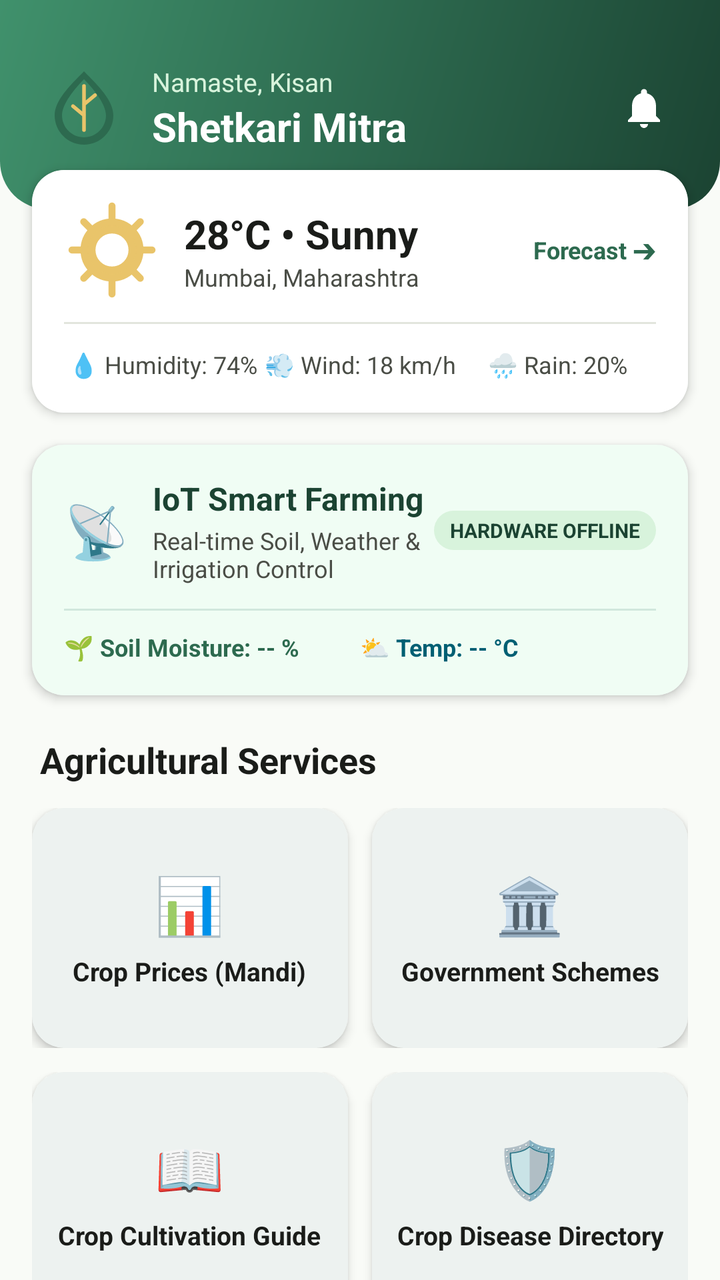
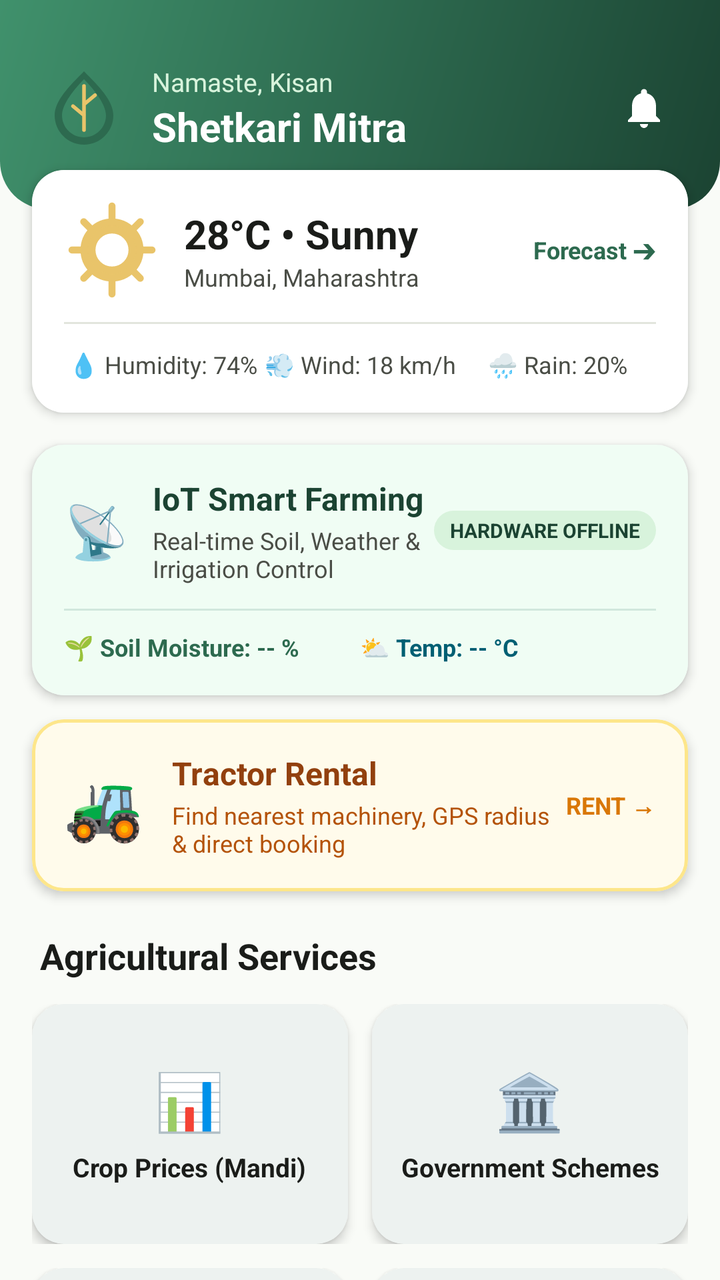

Before-and-after screenshots of an Android layout around one commit, followed by the original layout XML and the change that was made.
<!-- AndroidManifest.xml: application theme Theme.AgroSmart -->
<!-- res/layout/fragment_home.xml -->
<?xml version="1.0" encoding="utf-8"?>
<androidx.core.widget.NestedScrollView xmlns:android="http://schemas.android.com/apk/res/android"
    xmlns:app="http://schemas.android.com/apk/res-auto"
    xmlns:tools="http://schemas.android.com/tools"
    android:layout_width="match_parent"
    android:layout_height="match_parent"
    android:background="@color/bg_warm_cream">

    <LinearLayout
        android:layout_width="match_parent"
        android:layout_height="wrap_content"
        android:orientation="vertical"
        android:paddingBottom="24dp">

        
        <androidx.constraintlayout.widget.ConstraintLayout
            android:layout_width="match_parent"
            android:layout_height="wrap_content"
            android:background="@drawable/bg_gradient_header"
            android:paddingStart="20dp"
            android:paddingTop="32dp"
            android:paddingEnd="20dp"
            android:paddingBottom="28dp">

            <ImageView
                android:id="@+id/ivHeaderIcon"
                android:layout_width="44dp"
                android:layout_height="44dp"
                android:contentDescription="@string/app_name"
                android:src="@drawable/ic_leaf_logo"
                app:layout_constraintStart_toStartOf="parent"
                app:layout_constraintTop_toTopOf="parent" />

            <TextView
                android:id="@+id/tvGreeting"
                android:layout_width="wrap_content"
                android:layout_height="wrap_content"
                android:layout_marginStart="12dp"
                android:text="@string/greeting_namaste_kisan"
                android:textColor="@color/forest_green_surface"
                android:textSize="13sp"
                app:layout_constraintStart_toEndOf="@+id/ivHeaderIcon"
                app:layout_constraintTop_toTopOf="@+id/ivHeaderIcon" />

            <TextView
                android:id="@+id/tvFarmerName"
                android:layout_width="0dp"
                android:layout_height="wrap_content"
                android:layout_marginStart="12dp"
                android:layout_marginEnd="16dp"
                android:ellipsize="end"
                android:maxLines="1"
                android:text="Shetkari Mitra"
                android:textColor="@color/white"
                android:textSize="20sp"
                android:textStyle="bold"
                app:layout_constraintEnd_toStartOf="@+id/ivNotification"
                app:layout_constraintStart_toEndOf="@+id/ivHeaderIcon"
                app:layout_constraintTop_toBottomOf="@+id/tvGreeting" />

            <ImageView
                android:id="@+id/ivNotification"
                android:layout_width="36dp"
                android:layout_height="36dp"
                android:background="?attr/selectableItemBackgroundBorderless"
                android:contentDescription="Notifications"
                android:padding="6dp"
                android:src="@drawable/ic_notification"
                app:layout_constraintBottom_toBottomOf="@+id/ivHeaderIcon"
                app:layout_constraintEnd_toEndOf="parent"
                app:layout_constraintTop_toTopOf="@+id/ivHeaderIcon" />

        </androidx.constraintlayout.widget.ConstraintLayout>

        
        <com.google.android.material.card.MaterialCardView
            android:id="@+id/cardWeather"
            style="@style/Widget.AgroSmart.Card"
            android:layout_width="match_parent"
            android:layout_height="wrap_content"
            android:layout_marginStart="16dp"
            android:layout_marginTop="-20dp"
            android:layout_marginEnd="16dp"
            android:clickable="true"
            android:focusable="true">

            <LinearLayout
                android:layout_width="match_parent"
                android:layout_height="wrap_content"
                android:background="@color/white"
                android:orientation="vertical"
                android:padding="16dp">

                <LinearLayout
                    android:layout_width="match_parent"
                    android:layout_height="wrap_content"
                    android:gravity="center_vertical"
                    android:orientation="horizontal">

                    <ImageView
                        android:layout_width="48dp"
                        android:layout_height="48dp"
                        android:src="@drawable/ic_weather_sunny" />

                    <LinearLayout
                        android:layout_width="0dp"
                        android:layout_height="wrap_content"
                        android:layout_marginStart="12dp"
                        android:layout_weight="1"
                        android:orientation="vertical">

                        <TextView
                            android:id="@+id/tvWeatherTemp"
                            android:layout_width="wrap_content"
                            android:layout_height="wrap_content"
                            android:text="28°C • Sunny"
                            android:textColor="@color/text_primary"
                            android:textSize="20sp"
                            android:textStyle="bold" />

                        <TextView
                            android:id="@+id/tvWeatherLocation"
                            android:layout_width="wrap_content"
                            android:layout_height="wrap_content"
                            android:text="Mumbai, Maharashtra"
                            android:textColor="@color/text_secondary"
                            android:textSize="12sp" />
                    </LinearLayout>

                    <TextView
                        android:layout_width="wrap_content"
                        android:layout_height="wrap_content"
                        android:text="@string/forecast_arrow"
                        android:textColor="@color/forest_green_primary"
                        android:textSize="12sp"
                        android:textStyle="bold" />
                </LinearLayout>

                <View
                    android:layout_width="match_parent"
                    android:layout_height="1dp"
                    android:layout_marginTop="12dp"
                    android:layout_marginBottom="12dp"
                    android:background="@color/divider_line" />

                <LinearLayout
                    android:layout_width="match_parent"
                    android:layout_height="wrap_content"
                    android:orientation="horizontal">

                    <TextView
                        android:id="@+id/tvHumidity"
                        android:layout_width="0dp"
                        android:layout_height="wrap_content"
                        android:layout_weight="1"
                        android:gravity="center"
                        android:text="💧 Humidity: 74%"
                        android:textColor="@color/text_secondary"
                        android:textSize="12sp" />

                    <TextView
                        android:id="@+id/tvWind"
                        android:layout_width="0dp"
                        android:layout_height="wrap_content"
                        android:layout_weight="1"
                        android:gravity="center"
                        android:text="💨 Wind: 18 km/h"
                        android:textColor="@color/text_secondary"
                        android:textSize="12sp" />

                    <TextView
                        android:id="@+id/tvRain"
                        android:layout_width="0dp"
                        android:layout_height="wrap_content"
                        android:layout_weight="1"
                        android:gravity="center"
                        android:text="🌧️ Rain: 20%"
                        android:textColor="@color/text_secondary"
                        android:textSize="12sp" />
                </LinearLayout>

            </LinearLayout>
        </com.google.android.material.card.MaterialCardView>

        
        <com.google.android.material.card.MaterialCardView
            android:id="@+id/cardIotSmartFarming"
            style="@style/Widget.AgroSmart.Card"
            android:layout_width="match_parent"
            android:layout_height="wrap_content"
            android:layout_marginStart="16dp"
            android:layout_marginTop="16dp"
            android:layout_marginEnd="16dp"
            android:clickable="true"
            android:focusable="true">

            <LinearLayout
                android:layout_width="match_parent"
                android:layout_height="wrap_content"
                android:background="@drawable/bg_rounded_card"
                android:backgroundTint="#F0FDF4"
                android:orientation="vertical"
                android:padding="16dp">

                <LinearLayout
                    android:layout_width="match_parent"
                    android:layout_height="wrap_content"
                    android:gravity="center_vertical"
                    android:orientation="horizontal">

                    <TextView
                        android:layout_width="wrap_content"
                        android:layout_height="wrap_content"
                        android:text="📡"
                        android:textSize="26sp" />

                    <LinearLayout
                        android:layout_width="0dp"
                        android:layout_height="wrap_content"
                        android:layout_marginStart="12dp"
                        android:layout_weight="1"
                        android:orientation="vertical">

                        <TextView
                            android:layout_width="wrap_content"
                            android:layout_height="wrap_content"
                            android:text="@string/title_iot_dashboard"
                            android:textColor="@color/forest_green_dark"
                            android:textSize="16sp"
                            android:textStyle="bold" />

                        <TextView
                            android:layout_width="wrap_content"
                            android:layout_height="wrap_content"
                            android:layout_marginTop="2dp"
                            android:text="@string/subtitle_iot_dashboard"
                            android:textColor="@color/text_secondary"
                            android:textSize="12sp" />
                    </LinearLayout>

                    <TextView
                        android:id="@+id/tvIotBadge"
                        android:layout_width="wrap_content"
                        android:layout_height="wrap_content"
                        android:background="@drawable/bg_rounded_card"
                        android:backgroundTint="@color/forest_green_surface"
                        android:paddingStart="8dp"
                        android:paddingTop="3dp"
                        android:paddingEnd="8dp"
                        android:paddingBottom="3dp"
                        android:text="@string/hardware_offline"
                        android:textColor="@color/forest_green_dark"
                        android:textSize="10sp"
                        android:textStyle="bold" />
                </LinearLayout>

                <View
                    android:layout_width="match_parent"
                    android:layout_height="1dp"
                    android:layout_marginTop="12dp"
                    android:layout_marginBottom="10dp"
                    android:background="#D1E7DD" />

                <LinearLayout
                    android:layout_width="match_parent"
                    android:layout_height="wrap_content"
                    android:gravity="center_vertical"
                    android:orientation="horizontal">

                    <TextView
                        android:id="@+id/tvIotMoisture"
                        android:layout_width="0dp"
                        android:layout_height="wrap_content"
                        android:layout_weight="1"
                        android:text="🌱 Soil Moisture: -- %"
                        android:textColor="@color/forest_green_primary"
                        android:textSize="12sp"
                        android:textStyle="bold" />

                    <TextView
                        android:id="@+id/tvIotTemp"
                        android:layout_width="0dp"
                        android:layout_height="wrap_content"
                        android:layout_weight="1"
                        android:text="⛅ Temp: -- °C"
                        android:textColor="@color/deep_teal"
                        android:textSize="12sp"
                        android:textStyle="bold" />


                </LinearLayout>
            </LinearLayout>
        </com.google.android.material.card.MaterialCardView>

        
        <TextView
            android:layout_width="wrap_content"
            android:layout_height="wrap_content"
            android:layout_marginStart="20dp"
            android:layout_marginTop="20dp"
            android:layout_marginBottom="12dp"
            android:text="@string/agricultural_services"
            android:textColor="@color/text_primary"
            android:textSize="18sp"
            android:textStyle="bold" />

        
        <LinearLayout
            android:layout_width="match_parent"
            android:layout_height="wrap_content"
            android:orientation="horizontal"
            android:paddingStart="16dp"
            android:paddingEnd="16dp">

            
            <com.google.android.material.card.MaterialCardView
                android:id="@+id/cardCropPrices"
                style="@style/Widget.AgroSmart.Card"
                android:layout_width="0dp"
                android:layout_height="120dp"
                android:layout_marginEnd="6dp"
                android:layout_weight="1"
                android:clickable="true"
                android:focusable="true">

                <LinearLayout
                    android:layout_width="match_parent"
                    android:layout_height="match_parent"
                    android:gravity="center"
                    android:orientation="vertical"
                    android:padding="12dp">

                    <TextView
                        android:layout_width="wrap_content"
                        android:layout_height="wrap_content"
                        android:text="📊"
                        android:textSize="28sp" />

                    <TextView
                        android:layout_width="wrap_content"
                        android:layout_height="wrap_content"
                        android:layout_marginTop="6dp"
                        android:gravity="center"
                        android:text="@string/crop_prices"
                        android:textColor="@color/text_primary"
                        android:textSize="13sp"
                        android:textStyle="bold" />
                </LinearLayout>
            </com.google.android.material.card.MaterialCardView>

            
            <com.google.android.material.card.MaterialCardView
                android:id="@+id/cardSchemes"
                style="@style/Widget.AgroSmart.Card"
                android:layout_width="0dp"
                android:layout_height="120dp"
                android:layout_marginStart="6dp"
                android:layout_weight="1"
                android:clickable="true"
                android:focusable="true">

                <LinearLayout
                    android:layout_width="match_parent"
                    android:layout_height="match_parent"
                    android:gravity="center"
                    android:orientation="vertical"
                    android:padding="12dp">

                    <TextView
                        android:layout_width="wrap_content"
                        android:layout_height="wrap_content"
                        android:text="🏛️"
                        android:textSize="28sp" />

                    <TextView
                        android:layout_width="wrap_content"
                        android:layout_height="wrap_content"
                        android:layout_marginTop="6dp"
                        android:gravity="center"
                        android:text="@string/govt_schemes"
                        android:textColor="@color/text_primary"
                        android:textSize="13sp"
                        android:textStyle="bold" />
                </LinearLayout>
            </com.google.android.material.card.MaterialCardView>
        </LinearLayout>

        
        <LinearLayout
            android:layout_width="match_parent"
            android:layout_height="wrap_content"
            android:layout_marginTop="12dp"
            android:orientation="horizontal"
            android:paddingStart="16dp"
            android:paddingEnd="16dp">

            
            <com.google.android.material.card.MaterialCardView
                android:id="@+id/cardCropGuide"
                style="@style/Widget.AgroSmart.Card"
                android:layout_width="0dp"
                android:layout_height="120dp"
                android:layout_marginEnd="6dp"
                android:layout_weight="1"
                android:clickable="true"
                android:focusable="true">

                <LinearLayout
                    android:layout_width="match_parent"
                    android:layout_height="match_parent"
                    android:gravity="center"
                    android:orientation="vertical"
                    android:padding="12dp">

                    <TextView
                        android:layout_width="wrap_content"
                        android:layout_height="wrap_content"
                        android:text="📖"
                        android:textSize="28sp" />

                    <TextView
                        android:layout_width="wrap_content"
                        android:layout_height="wrap_content"
                        android:layout_marginTop="6dp"
                        android:gravity="center"
                        android:text="@string/crop_guide"
                        android:textColor="@color/text_primary"
                        android:textSize="13sp"
                        android:textStyle="bold" />
                </LinearLayout>
            </com.google.android.material.card.MaterialCardView>

            
            <com.google.android.material.card.MaterialCardView
                android:id="@+id/cardDiseaseInfo"
                style="@style/Widget.AgroSmart.Card"
                android:layout_width="0dp"
                android:layout_height="120dp"
                android:layout_marginStart="6dp"
                android:layout_weight="1"
                android:clickable="true"
                android:focusable="true">

                <LinearLayout
                    android:layout_width="match_parent"
                    android:layout_height="match_parent"
                    android:gravity="center"
                    android:orientation="vertical"
                    android:padding="12dp">

                    <TextView
                        android:layout_width="wrap_content"
                        android:layout_height="wrap_content"
                        android:text="🛡️"
                        android:textSize="28sp" />

                    <TextView
                        android:layout_width="wrap_content"
                        android:layout_height="wrap_content"
                        android:layout_marginTop="6dp"
                        android:gravity="center"
                        android:text="@string/crop_disease"
                        android:textColor="@color/text_primary"
                        android:textSize="13sp"
                        android:textStyle="bold" />
                </LinearLayout>
            </com.google.android.material.card.MaterialCardView>
        </LinearLayout>

        
        <LinearLayout
            android:layout_width="match_parent"
            android:layout_height="wrap_content"
            android:layout_marginTop="12dp"
            android:orientation="horizontal"
            android:paddingStart="16dp"
            android:paddingEnd="16dp">

                        
            <com.google.android.material.card.MaterialCardView
                android:id="@+id/cardCropRecommendation"
                style="@style/Widget.AgroSmart.Card"
                android:layout_width="0dp"
                android:layout_height="120dp"
                android:layout_marginEnd="6dp"
                android:layout_weight="1"
                android:clickable="true"
                android:focusable="true">

                <LinearLayout
                    android:layout_width="match_parent"
                    android:layout_height="match_parent"
                    android:gravity="center"
                    android:orientation="vertical"
                    android:padding="12dp">

                    <TextView
                        android:layout_width="wrap_content"
                        android:layout_height="wrap_content"
                        android:text="🧭"
                        android:textSize="28sp" />

                    <TextView
                        android:layout_width="wrap_content"
                        android:layout_height="wrap_content"
                        android:layout_marginTop="6dp"
                        android:gravity="center"
                        android:text="@string/crop_recommendation"
                        android:textColor="@color/text_primary"
                        android:textSize="13sp"
                        android:textStyle="bold" />
                </LinearLayout>
            </com.google.android.material.card.MaterialCardView>

            
            <com.google.android.material.card.MaterialCardView
                android:id="@+id/cardNews"
                style="@style/Widget.AgroSmart.Card"
                android:layout_width="0dp"
                android:layout_height="120dp"
                android:layout_marginStart="6dp"
                android:layout_weight="1"
                android:clickable="true"
                android:focusable="true">

                <LinearLayout
                    android:layout_width="match_parent"
                    android:layout_height="match_parent"
                    android:gravity="center"
                    android:orientation="vertical"
                    android:padding="12dp">

                    <TextView
                        android:layout_width="wrap_content"
                        android:layout_height="wrap_content"
                        android:text="📰"
                        android:textSize="28sp" />

                    <TextView
                        android:layout_width="wrap_content"
                        android:layout_height="wrap_content"
                        android:layout_marginTop="6dp"
                        android:gravity="center"
                        android:text="@string/agri_news"
                        android:textColor="@color/text_primary"
                        android:textSize="13sp"
                        android:textStyle="bold" />
                </LinearLayout>
            </com.google.android.material.card.MaterialCardView>
        </LinearLayout>

        
        <com.google.android.material.card.MaterialCardView
            android:id="@+id/cardCropWatch"
            style="@style/Widget.AgroSmart.Card"
            android:layout_width="match_parent"
            android:layout_height="wrap_content"
            android:layout_marginStart="16dp"
            android:layout_marginTop="12dp"
            android:layout_marginEnd="16dp"
            android:layout_marginBottom="16dp"
            android:clickable="true"
            android:focusable="true">

            <LinearLayout
                android:layout_width="match_parent"
                android:layout_height="wrap_content"
                android:background="@drawable/bg_rounded_card"
                android:backgroundTint="#F0FDF4"
                android:gravity="center_vertical"
                android:orientation="horizontal"
                android:padding="16dp">

                
                <FrameLayout
                    android:layout_width="48dp"
                    android:layout_height="48dp"
                    android:background="@drawable/bg_rounded_card"
                    android:backgroundTint="@color/forest_green_surface">

                    <ImageView
                        android:layout_width="28dp"
                        android:layout_height="28dp"
                        android:layout_gravity="center"
                        android:contentDescription="@string/crop_watch_title"
                        android:src="@drawable/ic_crop_watch"
                        app:tint="@color/forest_green_dark" />
                </FrameLayout>

                <LinearLayout
                    android:layout_width="0dp"
                    android:layout_height="wrap_content"
                    android:layout_marginStart="16dp"
                    android:layout_weight="1"
                    android:orientation="vertical">

                    <TextView
                        android:layout_width="wrap_content"
                        android:layout_height="wrap_content"
                        android:text="@string/crop_watch_title"
                        android:textColor="@color/forest_green_dark"
                        android:textSize="16sp"
                        android:textStyle="bold" />

                    <TextView
                        android:layout_width="wrap_content"
                        android:layout_height="wrap_content"
                        android:layout_marginTop="2dp"
                        android:text="@string/crop_watch_subtitle"
                        android:textColor="@color/text_secondary"
                        android:textSize="12sp" />
                </LinearLayout>

                <TextView
                    android:layout_width="wrap_content"
                    android:layout_height="wrap_content"
                    android:text="➔"
                    android:textColor="@color/forest_green_primary"
                    android:textSize="18sp" />
            </LinearLayout>
        </com.google.android.material.card.MaterialCardView>

    </LinearLayout>
</androidx.core.widget.NestedScrollView>
<!-- resources referenced by this layout -->
<resources>
  <color name="bg_warm_cream">#F9FBF7</color>
  <color name="deep_teal">#005F73</color>
  <color name="divider_line">#E2E5DD</color>
  <color name="forest_green_dark">#1B4332</color>
  <color name="forest_green_primary">#2D6A4F</color>
  <color name="forest_green_surface">#D8F3DC</color>
  <color name="text_primary">#1A1C19</color>
  <color name="text_secondary">#4A4D46</color>
  <color name="white">#FFFFFF</color>
  <!-- drawable bg_gradient_header (drawable) -->
  <?xml version="1.0" encoding="utf-8"?>
  <shape xmlns:android="http://schemas.android.com/apk/res/android"
      android:shape="rectangle">
      <gradient
          android:angle="135"
          android:startColor="@color/forest_green_dark"
          android:centerColor="@color/forest_green_primary"
          android:endColor="@color/forest_green_light"
          android:type="linear"/>
      <corners
          android:bottomLeftRadius="24dp"
          android:bottomRightRadius="24dp"/>
  </shape>
  <!-- drawable bg_rounded_card (drawable) -->
  <?xml version="1.0" encoding="utf-8"?>
  <shape xmlns:android="http://schemas.android.com/apk/res/android"
      android:shape="rectangle">
      <solid android:color="@color/bg_card_surface" />
      <corners android:radius="16dp" />
  </shape>
  <!-- drawable ic_notification (drawable) -->
  <vector xmlns:android="http://schemas.android.com/apk/res/android"
      android:width="24dp"
      android:height="24dp"
      android:viewportWidth="24"
      android:viewportHeight="24">
    <path
        android:fillColor="#FFFFFFFF"
        android:pathData="M12,22c1.1,0 2,-0.9 2,-2h-4c0,1.1 0.9,2 2,2zm6,-6v-5c0,-3.07 -1.63,-5.64 -4.5,-6.32V4c0,-0.83 -0.67,-1.5 -1.5,-1.5s-1.5,0.67 -1.5,1.5v0.68C7.64,5.36 6,7.92 6,11v5l-2,2v1h16v-1l-2,-2z"/>
  </vector>
  <!-- drawable ic_weather_sunny (drawable) -->
  <vector xmlns:android="http://schemas.android.com/apk/res/android"
      android:width="48dp"
      android:height="48dp"
      android:viewportWidth="48"
      android:viewportHeight="48">
    <path
        android:fillColor="@color/golden_harvest"
        android:pathData="M24,14c-5.52,0 -10,4.48 -10,10s4.48,10 10,10 10,-4.48 10,-10 -4.48,-10 -10,-10zm0,24c-7.73,0 -14,-6.27 -14,-14s6.27,-14 14,-14 14,6.27 14,14 -6.27,14 -14,14zM24,2V8M24,40V46M4,24H10M38,24H44M9.86,9.86L14.1,14.1M33.9,33.9L38.14,38.14M9.86,38.14L14.1,33.9M33.9,14.1L38.14,9.86"
        android:strokeWidth="3.5"
        android:strokeColor="@color/golden_harvest"
        android:strokeLineCap="round"/>
  </vector>
  <string name="agri_news">Agricultural News</string>
  <string name="agricultural_services">Agricultural Services</string>
  <string name="app_name">AgroSmart</string>
  <string name="crop_disease">Crop Disease Directory</string>
  <string name="crop_guide">Crop Cultivation Guide</string>
  <string name="crop_prices">Crop Prices (Mandi)</string>
  <string name="crop_recommendation">Crop Recommendation &amp; Rotation</string>
  <string name="crop_watch_subtitle">Report crop problems and local alerts</string>
  <string name="crop_watch_title">Crop Watch</string>
  <string name="forecast_arrow">Forecast ➔</string>
  <string name="govt_schemes">Government Schemes</string>
  <string name="greeting_namaste_kisan">Namaste, Kisan</string>
  <string name="hardware_offline">HARDWARE OFFLINE</string>
  <string name="subtitle_iot_dashboard">Real-time Soil, Weather &amp; Irrigation Control</string>
  <string name="title_iot_dashboard">IoT Smart Farming</string>
  <style name="Widget.AgroSmart.Card" parent="Widget.Material3.CardView.Elevated">
          <item name="cardCornerRadius">16dp</item>
          <item name="cardElevation">3dp</item>
          <item name="strokeWidth">0dp</item>
          <item name="cardBackgroundColor">@color/bg_card_surface</item>
      </style>
  <color name="forest_green_light">#40916C</color>
  <color name="bg_card_surface">#FFFFFF</color>
  <color name="golden_harvest">#E9C46A</color>
  <color name="leaf_green">#52B788</color>
  <!-- unchanged entries left out for length: 3 -->
</resources>

<!-- the commit's change to res/layout/fragment_home.xml (unified diff, before → after) -->
@@ -291,6 +291,68 @@
                 </LinearLayout>
             </LinearLayout>
         </com.google.android.material.card.MaterialCardView>
+        
+        <com.google.android.material.card.MaterialCardView
+            android:id="@+id/cardTractorRental"
+            style="@style/Widget.AgroSmart.Card"
+            android:layout_width="match_parent"
+            android:layout_height="wrap_content"
+            android:layout_marginStart="16dp"
+            android:layout_marginTop="12dp"
+            android:layout_marginEnd="16dp"
+            android:clickable="true"
+            android:focusable="true"
+            app:cardBackgroundColor="#FFFBEB"
+            app:strokeColor="#FDE68A"
+            app:strokeWidth="1.5dp">
+
+            <LinearLayout
+                android:layout_width="match_parent"
+                android:layout_height="wrap_content"
+                android:orientation="horizontal"
+                android:gravity="center_vertical"
+                android:padding="16dp">
+
+                <TextView
+                    android:layout_width="wrap_content"
+                    android:layout_height="wrap_content"
+                    android:text="🚜"
+                    android:textSize="32sp" />
+
+                <LinearLayout
+                    android:layout_width="0dp"
+                    android:layout_height="wrap_content"
+                    android:layout_marginStart="14dp"
+                    android:layout_weight="1"
+                    android:orientation="vertical">
+
+                    <TextView
+                        android:layout_width="wrap_content"
+                        android:layout_height="wrap_content"
+                        android:text="@string/tractor_booking"
+                        android:textColor="#92400E"
+                        android:textSize="16sp"
+                        android:textStyle="bold" />
+
+                    <TextView
+                        android:layout_width="wrap_content"
+                        android:layout_height="wrap_content"
+                        android:layout_marginTop="2dp"
+                        android:text="Find nearest machinery, GPS radius &amp; direct booking"
+                        android:textColor="#B45309"
+                        android:textSize="12sp" />
+                </LinearLayout>
+
+                <TextView
+                    android:layout_width="wrap_content"
+                    android:layout_height="wrap_content"
+                    android:text="RENT →"
+                    android:textColor="#D97706"
+                    android:textSize="12sp"
+                    android:textStyle="bold" />
+            </LinearLayout>
+        </com.google.android.material.card.MaterialCardView>
+
 
         
         <TextView
<!-- resource entries referenced after the edit -->
@@ -68,6 +68,7 @@
   <string name="hardware_offline">HARDWARE OFFLINE</string>
   <string name="subtitle_iot_dashboard">Real-time Soil, Weather &amp; Irrigation Control</string>
   <string name="title_iot_dashboard">IoT Smart Farming</string>
+  <string name="tractor_booking">Tractor Rental</string>
   <style name="Widget.AgroSmart.Card" parent="Widget.Material3.CardView.Elevated">
           <item name="cardCornerRadius">16dp</item>
           <item name="cardElevation">3dp</item>
